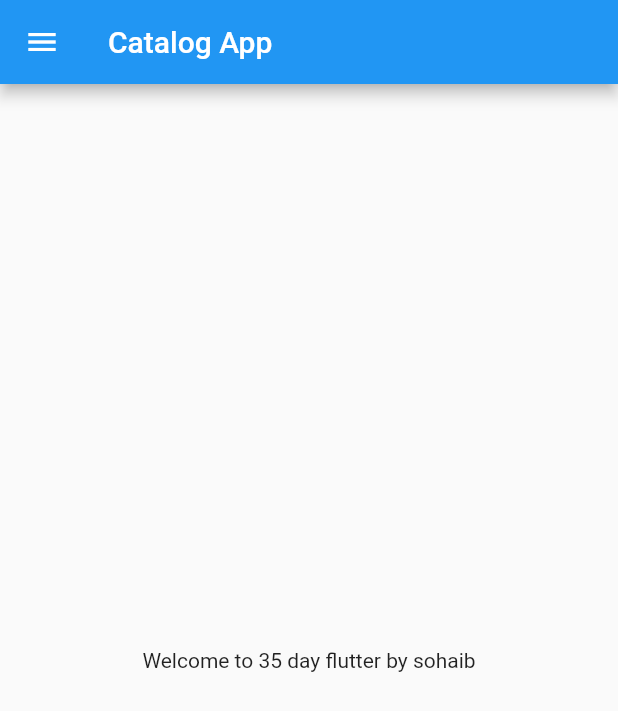
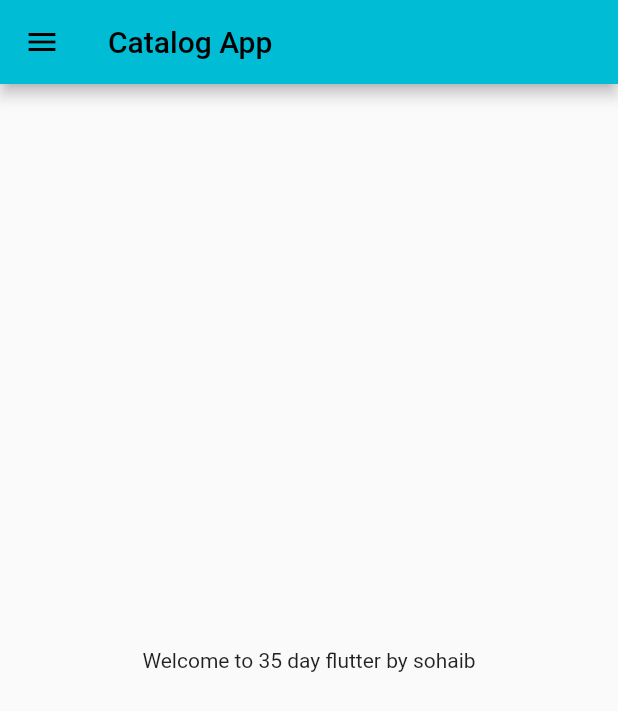
Before and after one commit to sohaibaktar/FlutterBasics, a Flutter app: the screen it shows after launch, on a phone screen of 412 x 824 dp. Shown: the top 711 px of the screen. Run offline on Flutter 3.47's test engine with Material 2 defaults, Android fonts, the phone set to English and light mode, and no system bars.

Commit message:
day 3 Completed

```diff
--- a/lib/main.dart
+++ b/lib/main.dart
@@ -1,16 +1,26 @@
 import 'package:flutter/material.dart';
-import 'package:fullcontent/home_page.dart';
+import 'package:fullcontent/pages/home_page.dart';
+import 'package:fullcontent/pages/login_page.dart';
 
 void main() {
   runApp(MyApp());
 }
 
 class MyApp extends StatelessWidget {
-
   @override
   Widget build(BuildContext context) {
     return MaterialApp(
-      home: HomePage(),
+      themeMode: ThemeMode.light,
+      theme: ThemeData(primarySwatch: Colors.cyan),
+      darkTheme: ThemeData(
+        brightness: Brightness.dark,
+      ),
+      initialRoute: "/home",
+      routes: {
+        "/": (context) => LoginPage(),
+        "/home": (context) => HomePage(),
+        "/login": (context) => LoginPage()
+      },
     );
   }
 }
```
Also changed, not shown: lib/pages/login_page.dart (added, +20 -0 lines), lib/pages/home_page.dart (renamed from lib/home_page.dart).
